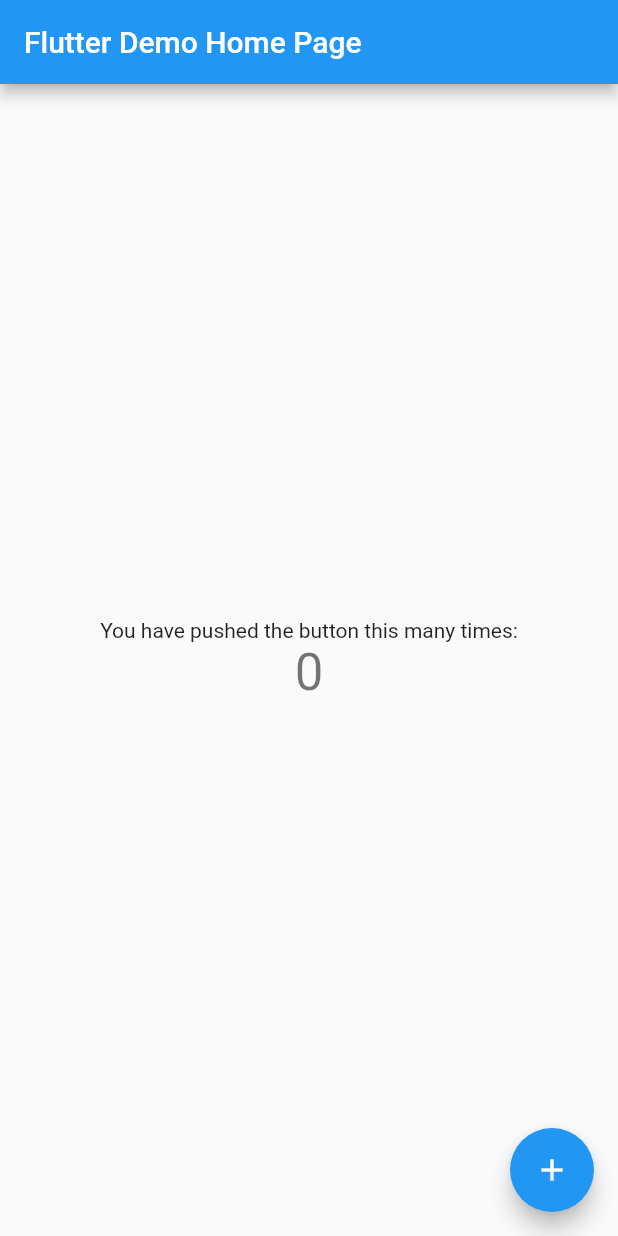
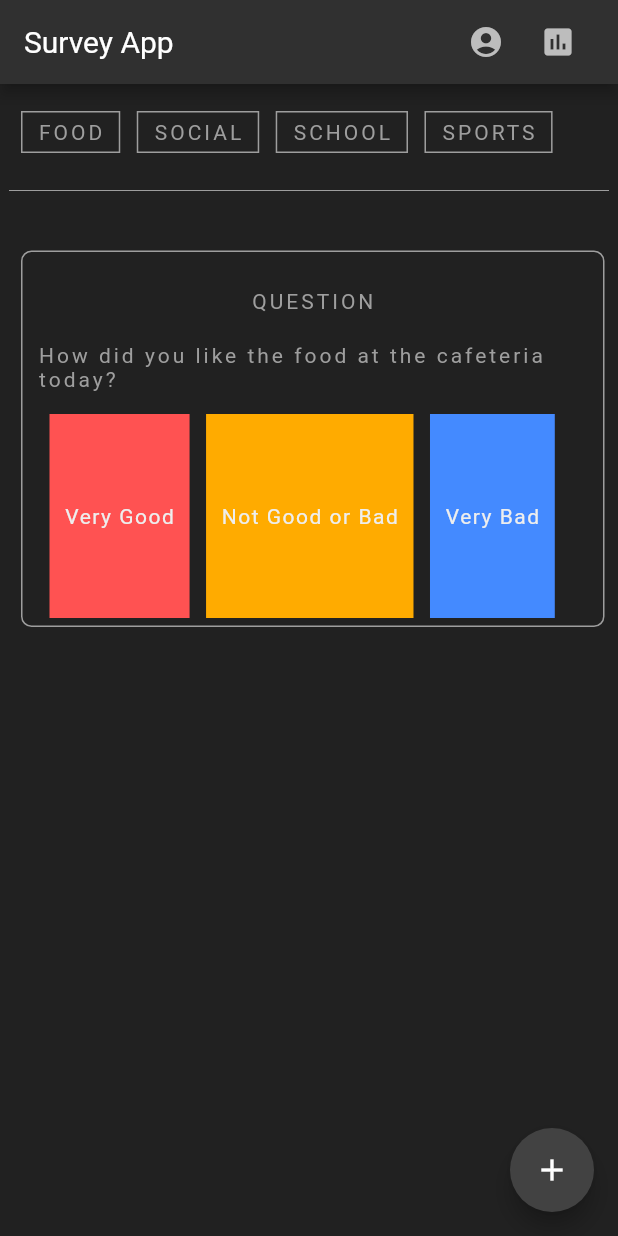
Before and after one commit to Tahmeed27/delta_hacks_survey_project, a Flutter app: the screen it shows after launch, on a phone screen of 412 x 824 dp. Run offline on Flutter 3.47's test engine with Material 2 defaults, Android fonts, the phone set to English and light mode, and no system bars.

Commit message:
Added first draft of homescreen

```diff
--- a/lib/main.dart
+++ b/lib/main.dart
@@ -1,114 +1,204 @@
 import 'package:flutter/material.dart';
 
-void main() => runApp(MyApp());
+void main() => runApp(MaterialApp(
+  home: Home(),
+));
 
-class MyApp extends StatelessWidget {
-  // This widget is the root of your application.
+class Home extends StatelessWidget {
   @override
   Widget build(BuildContext context) {
-    return MaterialApp(
-      title: 'Flutter Demo',
-      theme: ThemeData(
-        // This is the theme of your application.
-        //
-        // Try running your application with "flutter run". You'll see the
-        // application has a blue toolbar. Then, without quitting the app, try
-        // changing the primarySwatch below to Colors.green and then invoke
-        // "hot reload" (press "r" in the console where you ran "flutter run",
-        // or simply save your changes to "hot reload" in a Flutter IDE).
-        // Notice that the counter didn't reset back to zero; the application
-        // is not restarted.
-        primarySwatch: Colors.blue,
+    return Scaffold(
+      backgroundColor: Colors.grey[900],
+      appBar: AppBar(
+        backgroundColor: Colors.grey[850],
+        title: Row(
+          children: <Widget>[
+            Expanded(
+              flex: 1,
+              child: Text(
+                'Survey App',
+                style: TextStyle(
+                  color: Colors.white,
+                  fontWeight: FontWeight.w400,
+                ),
+              ),
+            ),
+            Expanded(
+              flex: 0,
+              child: IconButton(
+                icon: Icon(Icons.account_circle),
+                color: Colors.grey[400],
+                onPressed: (){},
+              ),
+            ),
+            Expanded(
+              flex: 0,
+              child: IconButton(
+                icon: Icon(Icons.assessment),
+                color: Colors.grey[400],
+                onPressed: (){},
+              ),
+            )
+          ],
+        ),
       ),
-      home: MyHomePage(title: 'Flutter Demo Home Page'),
-    );
-  }
-}
+      body: Padding(
+        padding: const EdgeInsets.fromLTRB(6.0, 3.0, 6.0, 0),
+        child: Column(
+          children: <Widget>[
+            Row(
+              children: <Widget>[
+                Container(
+                  margin: const EdgeInsets.fromLTRB(8.0, 15.0, 3.0, 0.0),
+                  padding: const EdgeInsets.symmetric(vertical: 5.0, horizontal: 10.0),
+                  decoration: BoxDecoration(
+                      border: Border.all(color: Colors.grey)
+                  ),
+                  child: Text(
+                    'FOOD',
+                    style: TextStyle(
+                      color: Colors.grey,
+                      letterSpacing: 2.0,
+                    ),
+                  ),
+                ),
+                Container(
+                  margin: const EdgeInsets.fromLTRB(8.0, 15.0, 3.0, 0.0),
+                  padding: const EdgeInsets.symmetric(vertical: 5.0, horizontal: 10.0),
+                  decoration: BoxDecoration(
+                      border: Border.all(color: Colors.grey)
+                  ),
+                  child: Text(
+                    'SOCIAL',
+                    style: TextStyle(
+                      color: Colors.grey,
+                      letterSpacing: 2.0,
+                    ),
+                  ),
+                ),
+                Container(
+                  margin: const EdgeInsets.fromLTRB(8.0, 15.0, 3.0, 0.0),
+                  padding: const EdgeInsets.symmetric(vertical: 5.0, horizontal: 10.0),
+                  decoration: BoxDecoration(
+                      border: Border.all(color: Colors.grey)
+                  ),
+                  child: Text(
+                    'SCHOOL',
+                    style: TextStyle(
+                      color: Colors.grey,
+                      letterSpacing: 2.0,
+                    ),
+                  ),
+                ),
+                Container(
+                  margin: const EdgeInsets.fromLTRB(8.0, 15.0, 3.0, 0.0),
+                  padding: const EdgeInsets.symmetric(vertical: 5.0, horizontal: 10.0),
+                  decoration: BoxDecoration(
+                      border: Border.all(color: Colors.grey)
+                  ),
+                  child: Text(
+                    'SPORTS',
+                    style: TextStyle(
+                      color: Colors.grey,
+                      letterSpacing: 2.0,
+                    ),
+                  ),
+                ),
+              ],
+            ),
+            Divider(
+              height: 50.0,
+              color: Colors.grey,
+            ),
+            Container(
+              margin: const EdgeInsets.fromLTRB(8.0, 15.0, 3.0, 0.0),
+              padding: const EdgeInsets.symmetric(vertical: 5.0, horizontal: 10.0),
+              decoration: BoxDecoration(
+                  border: Border.all(color: Colors.grey),
+                  borderRadius: BorderRadius.all(Radius.circular(7.0))
+              ),
+              child: Column(
+                children: <Widget>[
+                  Padding(
+                    padding: const EdgeInsets.all(20.0),
+                    child: Text(
+                      'QUESTION',
+                      style: TextStyle(
+                        color: Colors.grey,
+                        letterSpacing: 2.0,
+                      ),
+                    ),
+                  ),
+                  Text(
+                    'How did you like the food at the cafeteria today?',
+                    style: TextStyle(
+                      color: Colors.grey,
+                      letterSpacing: 2.0,
+                    ),
+                  ),
+                  Row(
+                    children: <Widget>[
+                      Container(
+                        margin: const EdgeInsets.fromLTRB(8.0, 15.0, 3.0, 0.0),
+                        padding: const EdgeInsets.symmetric(vertical: 60.0, horizontal: 10.0),
+                        decoration: BoxDecoration(
+                          shape: BoxShape.rectangle,
+                          color: Colors.redAccent,
+                        ),
+                        child: Text(
+                          'Very Good',
+                          style: TextStyle(
+                            color: Colors.grey[200],
+                            letterSpacing: 1.0,
+                          ),
+                        ),
+                      ),
+                      Container(
+                        margin: const EdgeInsets.fromLTRB(8.0, 15.0, 3.0, 0.0),
+                        padding: const EdgeInsets.symmetric(vertical: 60.0, horizontal: 10.0),
+                        decoration: BoxDecoration(
+                          shape: BoxShape.rectangle,
+                          color: Colors.amberAccent[700],
+                        ),
+                        child: Text(
+                          'Not Good or Bad',
+                          style: TextStyle(
+                            color: Colors.grey[200],
+                            letterSpacing: 1.0,
+                          ),
+                        ),
+                      ),
+                      Container(
+                        margin: const EdgeInsets.fromLTRB(8.0, 15.0, 3.0, 0.0),
+                        padding: const EdgeInsets.symmetric(vertical: 60.0, horizontal: 10.0),
+                        decoration: BoxDecoration(
+                          shape: BoxShape.rectangle,
+                          color: Colors.blueAccent,
+                        ),
+                        child: Text(
+                          'Very Bad',
+                          style: TextStyle(
+                            color: Colors.grey[200],
+                            letterSpacing: 1.0,
+                          ),
+                        ),
+                      ),
 
-class MyHomePage extends StatefulWidget {
-  MyHomePage({Key key, this.title}) : super(key: key);
+                    ],
+                  )
+                ],
+              ),
 
-  // This widget is the home page of your application. It is stateful, meaning
-  // that it has a State object (defined below) that contains fields that affect
-  // how it looks.
-
-  // This class is the configuration for the state. It holds the values (in this
-  // case the title) provided by the parent (in this case the App widget) and
-  // used by the build method of the State. Fields in a Widget subclass are
-  // always marked "final".
-
-  final String title;
-
-  @override
-  _MyHomePageState createState() => _MyHomePageState();
-}
-
-class _MyHomePageState extends State<MyHomePage> {
-  int _counter = 0;
-
-  void _incrementCounter() {
-    setState(() {
-      // This call to setState tells the Flutter framework that something has
-      // changed in this State, which causes it to rerun the build method below
-      // so that the display can reflect the updated values. If we changed
-      // _counter without calling setState(), then the build method would not be
-      // called again, and so nothing would appear to happen.
-      _counter++;
-    });
-  }
-
-  @override
-  Widget build(BuildContext context) {
-    // This method is rerun every time setState is called, for instance as done
-    // by the _incrementCounter method above.
-    //
-    // The Flutter framework has been optimized to make rerunning build methods
-    // fast, so that you can just rebuild anything that needs updating rather
-    // than having to individually change instances of widgets.
-    return Scaffold(
-      appBar: AppBar(
-        // Here we take the value from the MyHomePage object that was created by
-        // the App.build method, and use it to set our appbar title.
-        title: Text(widget.title),
-      ),
-      body: Center(
-        // Center is a layout widget. It takes a single child and positions it
-        // in the middle of the parent.
-        child: Column(
-          // Column is also a layout widget. It takes a list of children and
-          // arranges them vertically. By default, it sizes itself to fit its
-          // children horizontally, and tries to be as tall as its parent.
-          //
-          // Invoke "debug painting" (press "p" in the console, choose the
-          // "Toggle Debug Paint" action from the Flutter Inspector in Android
-          // Studio, or the "Toggle Debug Paint" command in Visual Studio Code)
-          // to see the wireframe for each widget.
-          //
-          // Column has various properties to control how it sizes itself and
-          // how it positions its children. Here we use mainAxisAlignment to
-          // center the children vertically; the main axis here is the vertical
-          // axis because Columns are vertical (the cross axis would be
-          // horizontal).
-          mainAxisAlignment: MainAxisAlignment.center,
-          children: <Widget>[
-            Text(
-              'You have pushed the button this many times:',
-            ),
-            Text(
-              '$_counter',
-              style: Theme.of(context).textTheme.display1,
             ),
           ],
         ),
       ),
       floatingActionButton: FloatingActionButton(
-        onPressed: _incrementCounter,
-        tooltip: 'Increment',
+        onPressed: (){},
         child: Icon(Icons.add),
-      ), // This trailing comma makes auto-formatting nicer for build methods.
+        backgroundColor: Colors.grey[800],
+      ),
     );
+
   }
 }
-
-//Trying Commit
-//Trying to commit after fixing bunch of errors
```
Also changed, not shown: pubspec.yaml (+12 -14 lines), fonts/IndieFlower-Regular.ttf (added), fonts/OpenSansCondensed-Light.ttf (added).
